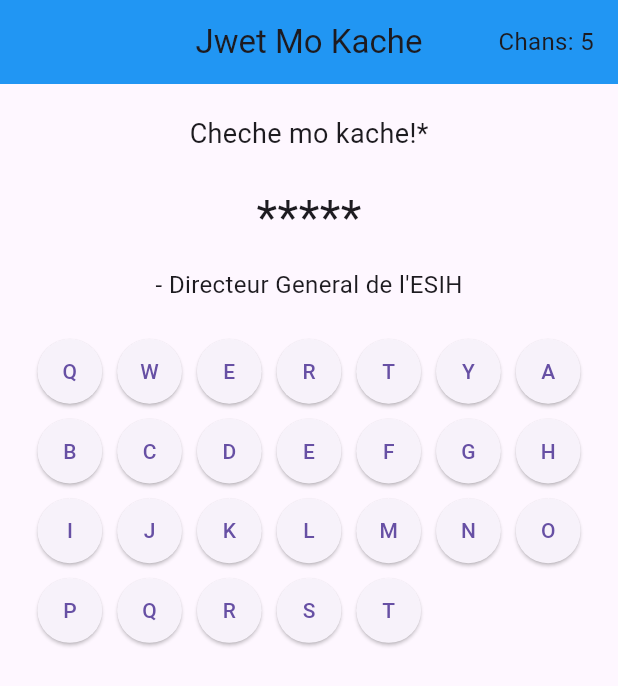
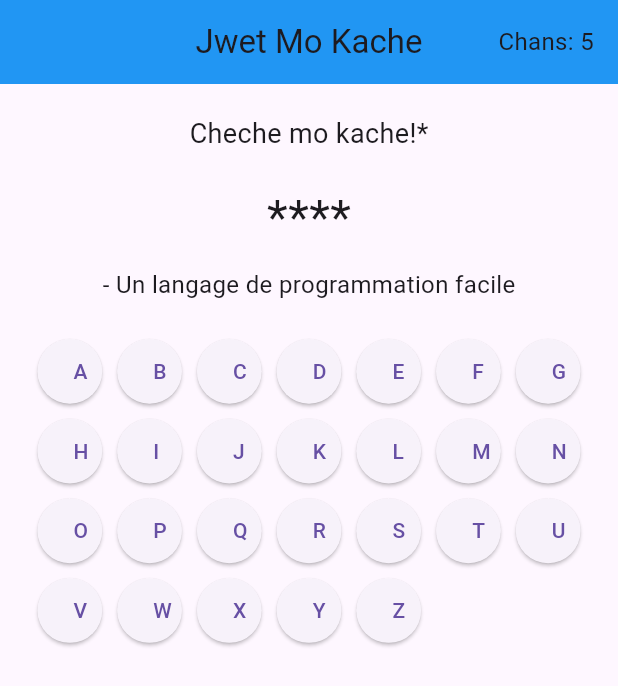
Before and after one commit to grayhacked/DART, a Flutter app: the screen it shows after launch, on a phone screen of 412 x 824 dp. Shown: the top 686 px of the screen. Run offline on Flutter 3.47's test engine with Material 3 defaults, Android fonts, the phone set to English and light mode, and no system bars.

Commit message:
Some updates

```diff
--- a/game/lib/main.dart
+++ b/game/lib/main.dart
@@ -22,23 +22,19 @@ class EcranPrincipal extends StatefulWidget {
 class _EcranPrincipalState extends State<EcranPrincipal> {
   final List<String> moYo = [
     'Septembre',
-    'Statistique',
     'Algebre',
     'Messi',
     'Attie',
-    'Courtois',
-    'Python',
+    'Html',
     'Lub'
   ];
   final List<String> endis = [
-     "- Le neuvieme mois de l\'annee",
-    "- Une des matieres des mathematiques",
+     "- Le neuvieme mois de l'annee",
     "- Une des matieres des mathematiques",
     "- Le footballeur le plus celebre",
-    "- Directeur General de l\'ESIH",
-    "- Le gardien du football le plus celebre",
+    "- Directeur General de l'ESIH",
     "- Un langage de programmation facile",
-    "-  L\'enseignant de Flutter a ESIH",
+    "-Enseignant Flutter"
   ];
   late String moChwazi;
   late String endisLa;
@@ -106,7 +102,7 @@ class _EcranPrincipalState extends State<EcranPrincipal> {
       appBar: AppBar(
         title: Text('Jwet Mo Kache'),
         backgroundColor: Colors.blue,
-  centerTitle: true, // Mete tit la au center
+        centerTitle: true,
         actions: [
           Center(
             child: Padding(
@@ -119,7 +115,6 @@ class _EcranPrincipalState extends State<EcranPrincipal> {
           ),
         ],
       ),
-
       body: Padding(
         padding: const EdgeInsets.all(20.0),
         child: Column(
@@ -143,30 +138,14 @@ class _EcranPrincipalState extends State<EcranPrincipal> {
             Expanded(
               child: GridView.count(
                 crossAxisCount: 7,
-                childAspectRatio: 1.0,
                 children: List.generate(26, (index) {
-                  String let;
-                  if (index < 6) {
-                    let = 'QWERTY'[index];
-                  } else {
-                    int endeksAlfabe = index - 6;
-                    let =
-                        String.fromCharCode('a'.codeUnitAt(0) + endeksAlfabe);
-                    if (letDevine.contains(let) || moAfiche.contains(let)) {
-                      let = '';
-                    }
-                  }
+                  String letter = String.fromCharCode('a'.codeUnitAt(0) + index);
                   return Padding(
                     padding: const EdgeInsets.all(5.0),
-                    child: let.isNotEmpty
-                        ? ElevatedButton(
-                            style: ElevatedButton.styleFrom(
-                              padding: EdgeInsets.all(10.0),
+                    child: ElevatedButton(
+                      onPressed: letDevine.contains(letter) ? null : () => devineLet(letter),
+                      child: Text(letter.toUpperCase()),
                     ),
-                            onPressed: () => devineLet(let),
-                            child: Text(let.toUpperCase()),
-                          )
-                        : Container(),
                   );
                 }),
               ),
```
Lines whose indentation alone changed are shown as unchanged.
